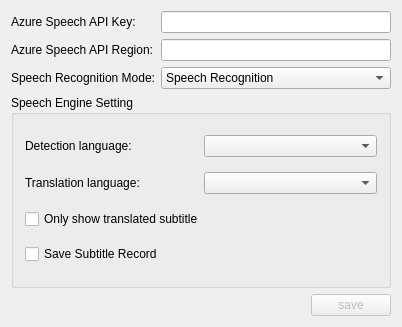
Qt form SettingClass.ui (JadenChun/SubGen) before a commit.
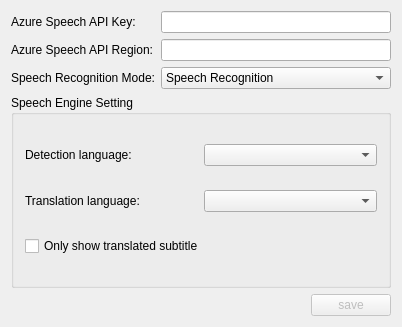
The same form after that commit.

```diff
--- a/SettingClass.ui
+++ b/SettingClass.ui
@@ -99,13 +99,6 @@
           </property>
          </widget>
         </item>
-        <item>
-         <widget class="QCheckBox" name="saveRecordCheckBox">
-          <property name="text">
-           <string>Save Subtitle Record</string>
-          </property>
-         </widget>
-        </item>
        </layout>
       </widget>
      </item>
```
